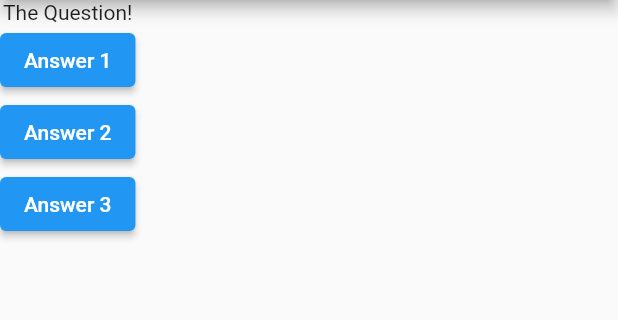
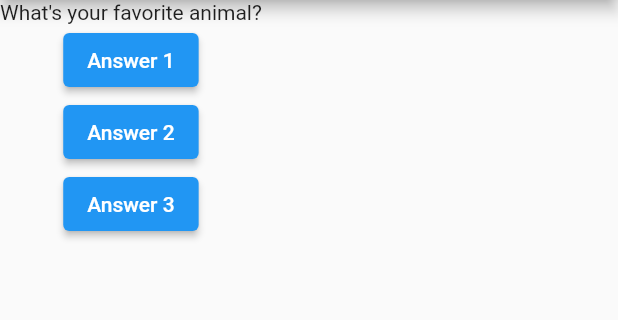
Before and after one commit to HassanKhan123/flutter-quiz-app, a Flutter app: the screen it shows after launch, after a tap on "Answer 1", on a phone screen of 412 x 824 dp, the part 84-404 px from its top. Run offline on Flutter 3.47's test engine with Material 2 defaults, Android fonts, the phone set to English and light mode, and no system bars.

```diff
--- a/lib/main.dart
+++ b/lib/main.dart
@@ -2,11 +2,22 @@ import "package:flutter/material.dart";
 
 void main() => runApp(MyApp());
 
-class MyApp extends StatelessWidget {
+class MyApp extends StatefulWidget {
   const MyApp({super.key});
 
+  @override
+  State<StatefulWidget> createState() {
+    return MyAppState();
+  }
+}
+
+class MyAppState extends State<MyApp> {
+  var questionIndex = 0;
+
   void answerQuestions() {
-    print('Answer called');
+    setState(() {
+      questionIndex = questionIndex + 1;
+    });
   }
 
   @override
@@ -23,15 +34,11 @@ class MyApp extends StatelessWidget {
         ),
         body: Column(
           children: [
-            const Text('The Question!'),
+            Text(questions[questionIndex]),
             ElevatedButton(
-                onPressed: () => print('sdsdsd'),
-                child: const Text('Answer 1')),
+                onPressed: answerQuestions, child: const Text('Answer 1')),
             ElevatedButton(
-                onPressed: () {
-                  print('aaa');
-                },
-                child: const Text('Answer 2')),
+                onPressed: answerQuestions, child: const Text('Answer 2')),
             ElevatedButton(
                 onPressed: answerQuestions, child: const Text('Answer 3')),
           ],
```
